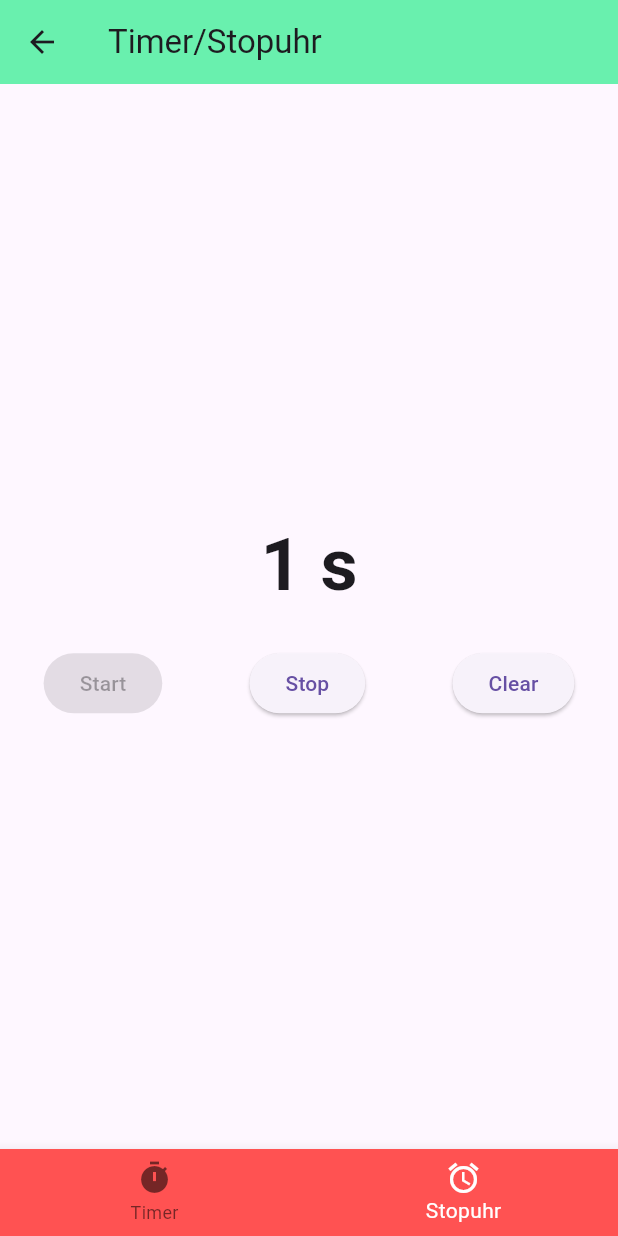
After one commit to AndreasSrHefmanKuhl/flutter_timer, a Flutter app: the MainScreen screen opened directly, item 2 of the bottom bar chosen, after a tap on "Start", on a phone screen of 412 x 824 dp. The commit adds this screen. Run offline on Flutter 3.47's test engine with Material 3 defaults, Android fonts, the phone set to English and light mode, and no system bars.

Commit message:
finished screens + editing+

```diff
--- /dev/null
+++ b/timer/lib/features/main/main_screen.dart
@@ -0,0 +1,52 @@
+import 'package:flutter/material.dart';
+import 'package:timer/features/stop_watch/Screens/watch_screen.dart';
+import 'package:timer/features/timer/screens/timer_screen.dart';
+
+class MainScreen extends StatefulWidget {
+  const MainScreen({super.key});
+
+  @override
+  State<MainScreen> createState() => _MainScreenState();
+}
+
+class _MainScreenState extends State<MainScreen> {
+  int _selectedIndex = 0;
+
+  final List<Widget> _screens = [
+    const TimerScreen(),
+    const StopwatchScreen(),
+  ];
+
+  void _onItemTapped(int index) {
+    setState(() {
+      _selectedIndex = index;
+    });
+  }
+
+  @override
+  Widget build(BuildContext context) {
+    return Scaffold(
+      appBar: AppBar(
+        backgroundColor: Colors.greenAccent,
+        title: const Text('Timer/Stopuhr'),
+      ),
+      body: _screens[_selectedIndex],
+      bottomNavigationBar: BottomNavigationBar(
+        backgroundColor: Colors.redAccent,
+        items: const <BottomNavigationBarItem>[
+          BottomNavigationBarItem(
+            icon: Icon(Icons.timer),
+            label: 'Timer',
+          ),
+          BottomNavigationBarItem(
+            icon: Icon(Icons.alarm),
+            label: 'Stopuhr',
+          ),
+        ],
+        currentIndex: _selectedIndex,
+        selectedItemColor: Colors.white,
+        onTap: _onItemTapped,
+      ),
+    );
+  }
+}
--- /dev/null
+++ b/timer/lib/features/stop_watch/Screens/watch_screen.dart
@@ -0,0 +1,79 @@
+import 'package:flutter/material.dart';
+
+class StopwatchScreen extends StatefulWidget {
+  const StopwatchScreen({super.key});
+
+  @override
+  State<StopwatchScreen> createState() => _StopwatchScreenState();
+}
+
+class _StopwatchScreenState extends State<StopwatchScreen> {
+  int _currentSecond = 0;
+  bool _runTimer = false;
+
+  void _startTimer() {
+    setState(() {
+      _runTimer = true;
+    });
+
+    Future.delayed(const Duration(milliseconds: 900), () {
+      if (_runTimer) {
+        setState(() {
+          _currentSecond++;
+        });
+        _startTimer();
+      }
+    });
+  }
+
+  void _stopTimer() {
+    setState(() {
+      _runTimer = false;
+    });
+  }
+
+  void _resetTimer() {
+    _stopTimer();
+    setState(() {
+      _currentSecond = 0;
+    });
+  }
+
+  @override
+  Widget build(BuildContext context) {
+    return Scaffold(
+      body: Center(
+        child: Column(
+          mainAxisAlignment: MainAxisAlignment.center,
+          children: [
+            Text(
+              '$_currentSecond s',
+              style: const TextStyle(
+                fontSize: 48,
+                fontWeight: FontWeight.bold,
+              ),
+            ),
+            const SizedBox(height: 20),
+            Row(
+              mainAxisAlignment: MainAxisAlignment.spaceAround,
+              children: [
+                ElevatedButton(
+                  onPressed: _runTimer ? null : _startTimer,
+                  child: const Text('Start'),
+                ),
+                ElevatedButton(
+                  onPressed: _runTimer ? _stopTimer : null,
+                  child: const Text('Stop'),
+                ),
+                ElevatedButton(
+                  onPressed: _resetTimer,
+                  child: const Text('Clear'),
+                ),
+              ],
+            ),
+          ],
+        ),
+      ),
+    );
+  }
+}
--- a/timer/lib/features/timer/screens/timer_screen.dart
+++ b/timer/lib/features/timer/screens/timer_screen.dart
@@ -4,12 +4,93 @@ class TimerScreen extends StatefulWidget {
   const TimerScreen({super.key});
 
   @override
-  State<TimerScreen> createState() => _TimeScreenState();
+  TimerScreenState createState() => TimerScreenState();
 }
 
-class _TimeScreenState extends State<TimerScreen> {
+class TimerScreenState extends State<TimerScreen> {
+  int _secondsLeft = 0;
+  bool _runTimer = false;
+  final TextEditingController _contra = TextEditingController();
+
+  void _startTimer() {
+    final durationInSeconds = int.tryParse(_contra.text);
+    if (durationInSeconds == null || durationInSeconds <= 0) {
+      ScaffoldMessenger.of(context).showSnackBar(
+        const SnackBar(content: Text('Bitte eine gültige Dauer eingeben')),
+      );
+      return;
+    }
+
+    setState(() {
+      _secondsLeft = durationInSeconds;
+      _runTimer = true;
+    });
+
+    _startCount();
+  }
+
+  Future<void> _startCount() async {
+    while (_runTimer && _secondsLeft > 0) {
+      await Future.delayed(const Duration(milliseconds: 900));
+      if (!_runTimer) return;
+
+      setState(() {
+        _secondsLeft--;
+      });
+
+      if (_secondsLeft == 0) {
+        ScaffoldMessenger.of(context.mounted as BuildContext).showSnackBar(
+          const SnackBar(content: Text('Timer a!')),
+        );
+        _runTimer = false;
+      }
+    }
+  }
+
+  void _stopTimer() {
+    setState(() {
+      _runTimer = false;
+    });
+  }
+
   @override
   Widget build(BuildContext context) {
-    return const Placeholder();
+    return Scaffold(
+      body: Padding(
+        padding: const EdgeInsets.all(16.0),
+        child: Column(
+          mainAxisAlignment: MainAxisAlignment.center,
+          children: [
+            TextField(
+              controller: _contra,
+              keyboardType: TextInputType.number,
+              decoration: const InputDecoration(
+                  labelText: 'Bitte gib hier die Sekunden ein',
+                  border: OutlineInputBorder()),
+            ),
+            const SizedBox(height: 20),
+            Text(
+              'Verbleibende Zeit: ${(_secondsLeft / 60).floor()}:'
+              '${_secondsLeft % 60}',
+              style: const TextStyle(fontSize: 24),
+            ),
+            const SizedBox(height: 20),
+            Row(
+              mainAxisAlignment: MainAxisAlignment.spaceAround,
+              children: [
+                ElevatedButton(
+                  onPressed: _runTimer ? null : _startTimer,
+                  child: const Text('Start'),
+                ),
+                ElevatedButton(
+                  onPressed: _runTimer ? _stopTimer : null,
+                  child: const Text('Stop'),
+                ),
+              ],
+            ),
+          ],
+        ),
+      ),
+    );
   }
 }
```
